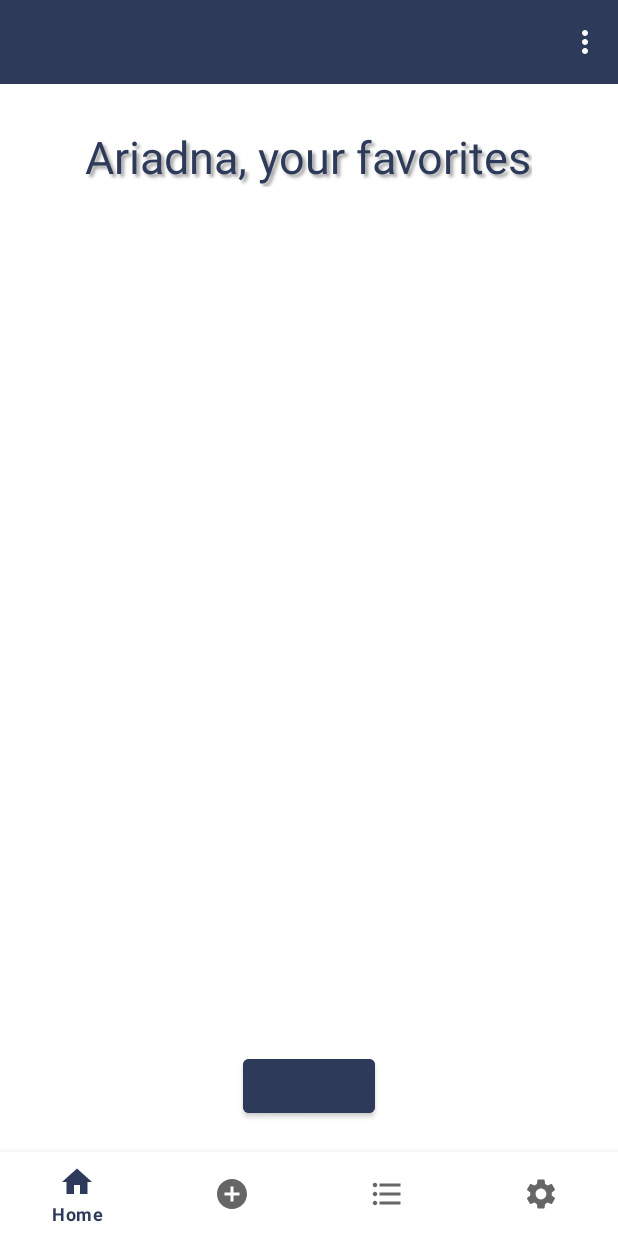
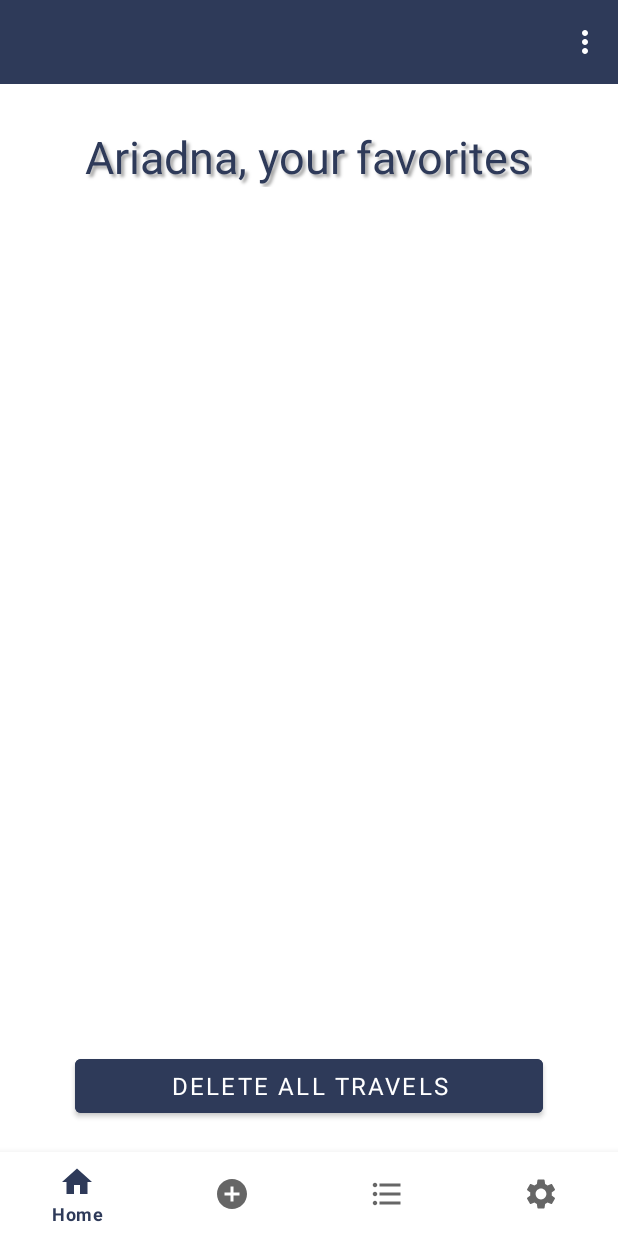
Before and after one commit to ariadna-aldeguer/AldeguerAriadna_LogIn, an Android app: the fragment ListFragment placed in its activity, on a phone screen of 412 x 824 dp. Run offline under Robolectric (Android 15) with nearby library versions, the phone set to English and light mode, and no system bars; Roboto replaces fonts that are not available here; 2 statements that could not run were skipped.

Commit message:
list buttom

```diff
--- a/app/src/main/res/layout/fragment_list.xml
+++ b/app/src/main/res/layout/fragment_list.xml
@@ -49,13 +49,18 @@
 
         <Button
             android:id="@+id/btnDeleteAll"
-            android:layout_width="wrap_content"
+            android:layout_width="0dp"
             android:layout_height="wrap_content"
             android:layout_marginStart="50dp"
             android:layout_marginEnd="50dp"
             android:layout_marginBottom="20dp"
+            android:autoText="false"
             android:backgroundTint="@color/blue"
+            android:ellipsize="end"
             android:fontFamily="@font/roboto_bold"
+            android:maxLines="1"
+            android:singleLine="true"
+            android:text="Delete all travels"
             android:textColor="@color/white"
             android:textSize="16sp"
             android:visibility="visible"
```
